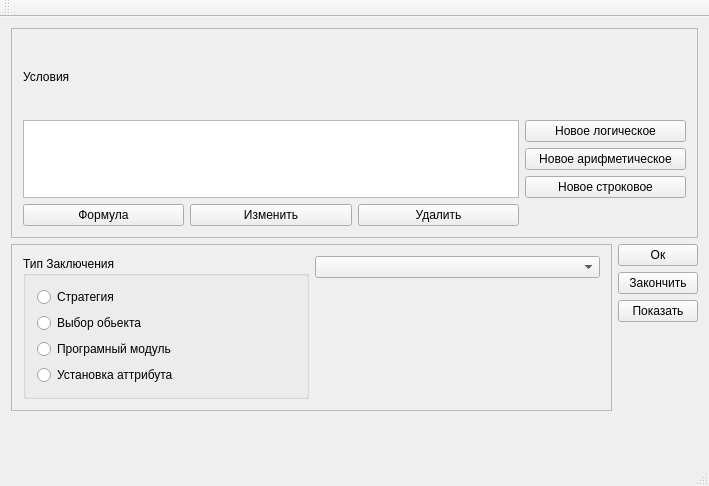
The window that EssView/productiondialog.ui (kiryachok/EssProject) describes before a commit, drawn with Qt 5.
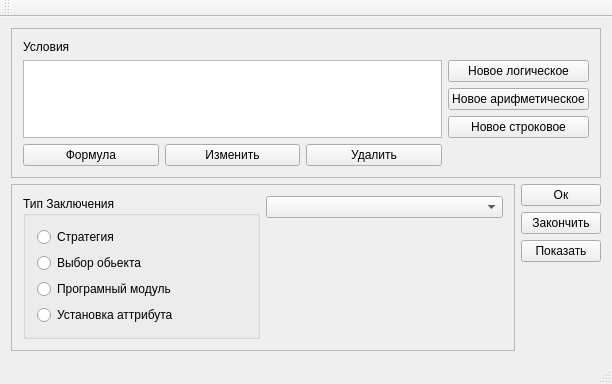
The same window after the commit.

```diff
--- a/EssView/productiondialog.ui
+++ b/EssView/productiondialog.ui
@@ -6,8 +6,8 @@
    <rect>
     <x>0</x>
     <y>0</y>
-    <width>709</width>
-    <height>486</height>
+    <width>612</width>
+    <height>383</height>
    </rect>
   </property>
   <property name="windowTitle">
```
Left out of the diff: 4 changed lines with no effect on the pictures.
